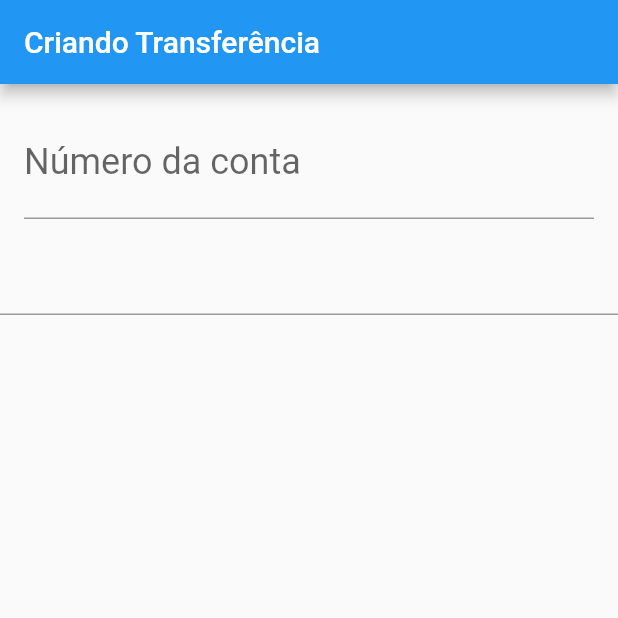
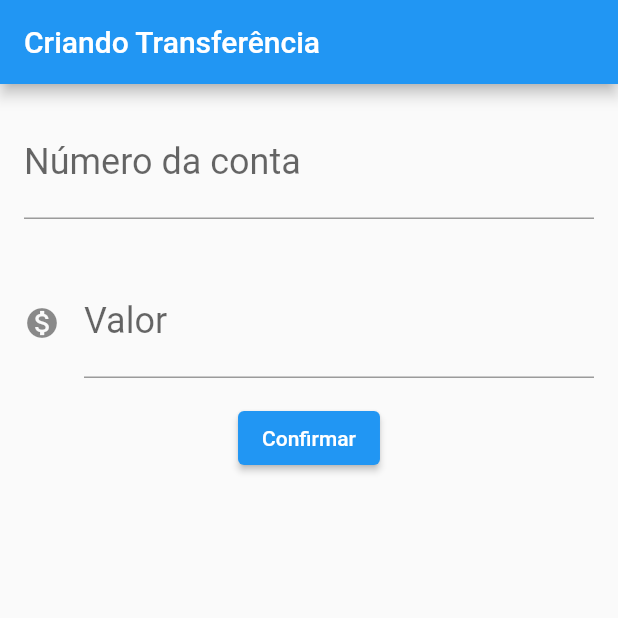
Before and after one commit to RaquelSev/bytebank_flutter, a Flutter app: the screen it shows after launch, on a phone screen of 412 x 824 dp, the top half of it. Run offline on Flutter 3.47's test engine with Material 2 defaults, Android fonts, the phone set to English and light mode, and no system bars.

Commit message:
Add buttons and creating "Transferencia"

```diff
--- a/lib/main.dart
+++ b/lib/main.dart
@@ -3,48 +3,70 @@ import 'package:flutter/material.dart';
 void main() => runApp(BytebankApp());
 
 class BytebankApp extends StatelessWidget {
-
   @override
   Widget build(BuildContext context) {
     return MaterialApp(
       home: Scaffold(
-        body: FormularioTransferencia (),
+        body: FormularioTransferencia(),
       ),
     );
   }
 }
 
+class FormularioTransferencia extends StatelessWidget {
+  final TextEditingController _controladorCampoNumeroConta =
+      TextEditingController();
+  final TextEditingController _controladorCampoValor = TextEditingController();
 
-class FormularioTransferencia extends StatelessWidget {
   @override
   Widget build(BuildContext context) {
     return Scaffold(
-        appBar: AppBar(title: Text('Criando Transferência'),),
+        appBar: AppBar(
+          title: Text('Criando Transferência'),
+        ),
         body: Column(
-          children: <Widget> [
+          children: <Widget>[
             Padding(
-              padding: const EdgeInsets.all(16.0),//Borda
+              padding: const EdgeInsets.all(16.0), //Borda
               child: TextField(
-                style: TextStyle(
-                  fontSize: 24.0
-                ),
+                controller: _controladorCampoNumeroConta,
+                style: TextStyle(fontSize: 24.0),
                 decoration: InputDecoration(
-                  labelText: 'Número da conta',
-                  hintText: '0000'
-                ),
+                    labelText: 'Número da conta', hintText: '0000'),
+                keyboardType: TextInputType.number,
               ),
             ),
-            TextField(),
-            // ElevatedButton(
-            //   child: Text(_textoBotaoConfirmar),
-            //   onPressed: () => _criaTransferencia(context),
-            // ),
+            Padding(
+              padding: const EdgeInsets.all(16.0), //Borda
+              child: TextField(
+                controller: _controladorCampoValor,
+                style: TextStyle(fontSize: 24.0),
+                decoration: InputDecoration(
+                    icon: Icon(Icons.monetization_on),
+                    labelText: 'Valor',
+                    hintText: '0.00'),
+                keyboardType: TextInputType.number,
+              ),
+            ),
+            ElevatedButton(
+              child : Text('Confirmar'),
+              onPressed: () {
+                debugPrint('Clicou confirmar');
+                final int? numeroConta = int.tryParse(_controladorCampoNumeroConta.text);
+                final double? valor = double.tryParse(_controladorCampoValor.text);
+                if(numeroConta != null && valor != null) {
+                  final transferenciaCriada = Transferencia(valor, numeroConta);
+                  debugPrint('$transferenciaCriada');
+                }
+              },
+            ),
           ],
         ));
   }
 }
 
-class ListaTransferencias extends StatelessWidget {//Transformando a classe em widget e o less eu nao consigo mudar
+class ListaTransferencias extends StatelessWidget {
+  //Transformando a classe em widget e o less eu nao consigo mudar
   @override
   Widget build(BuildContext context) {
     // TODO: implement build
@@ -61,17 +83,14 @@ class ListaTransferencias extends StatelessWidget {//Transformando a classe em w
         ],
       ),
       floatingActionButton: FloatingActionButton(
-        onPressed: () {
-        },
+        onPressed: () {},
         child: Icon(Icons.add),
       ),
     );
   }
-
 }
 
 class ItemTransferencia extends StatelessWidget {
-
   final Transferencia _transferencia;
 
   ItemTransferencia(this._transferencia);
@@ -80,10 +99,10 @@ class ItemTransferencia extends StatelessWidget {
   Widget build(BuildContext context) {
     return Card(
         child: ListTile(
-          leading: Icon(Icons.monetization_on),
-          title: Text(_transferencia.valor.toString()),
-          subtitle: Text(_transferencia.numeroConta.toString()),
-        ));
+      leading: Icon(Icons.monetization_on),
+      title: Text(_transferencia.valor.toString()),
+      subtitle: Text(_transferencia.numeroConta.toString()),
+    ));
   }
 }
 
@@ -93,4 +112,8 @@ class Transferencia {
 
   Transferencia(this.valor, this.numeroConta);
 
+  @override
+  String toString() {
+    return 'Transferencia{valor: $valor, numeroConta: $numeroConta}';
+  }
 }
```
